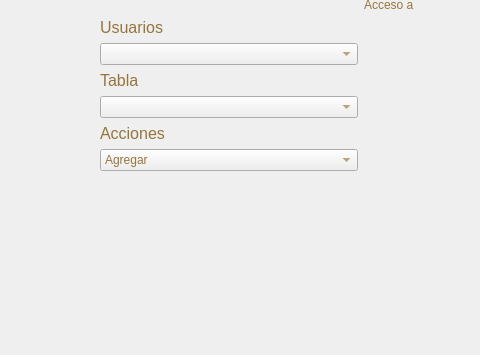
The window that ui/editar-privilegios.ui (andreadh01/Notarius) describes before a commit, drawn with Qt 5; both pictures show x 0 to 480 and y 186 to 541 of the 721 by 541 pixel window.
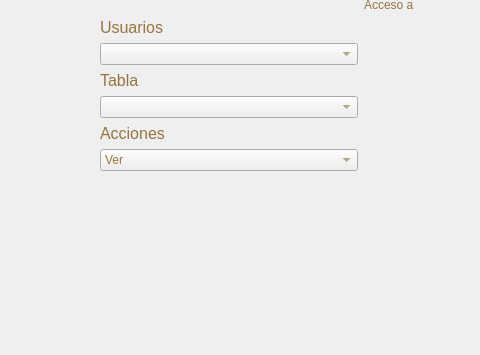
The same window after the commit.

Commit message: permisos apropiados en editar privilegios

Patch:
```diff
--- a/ui/editar-privilegios.ui
+++ b/ui/editar-privilegios.ui
@@ -95,16 +95,6 @@
 font: 16pt &quot;&quot;;
 color: rgb(149, 117, 61);</string>
        </property>
-       <item>
-        <property name="text">
-         <string>Agregar</string>
-        </property>
-       </item>
-       <item>
-        <property name="text">
-         <string>Modificar</string>
-        </property>
-       </item>
        <item>
         <property name="text">
          <string>Ver</string>
```
Left out of the diff: 5 changed lines with no effect on the pictures. The commit also changes 2 other files.
